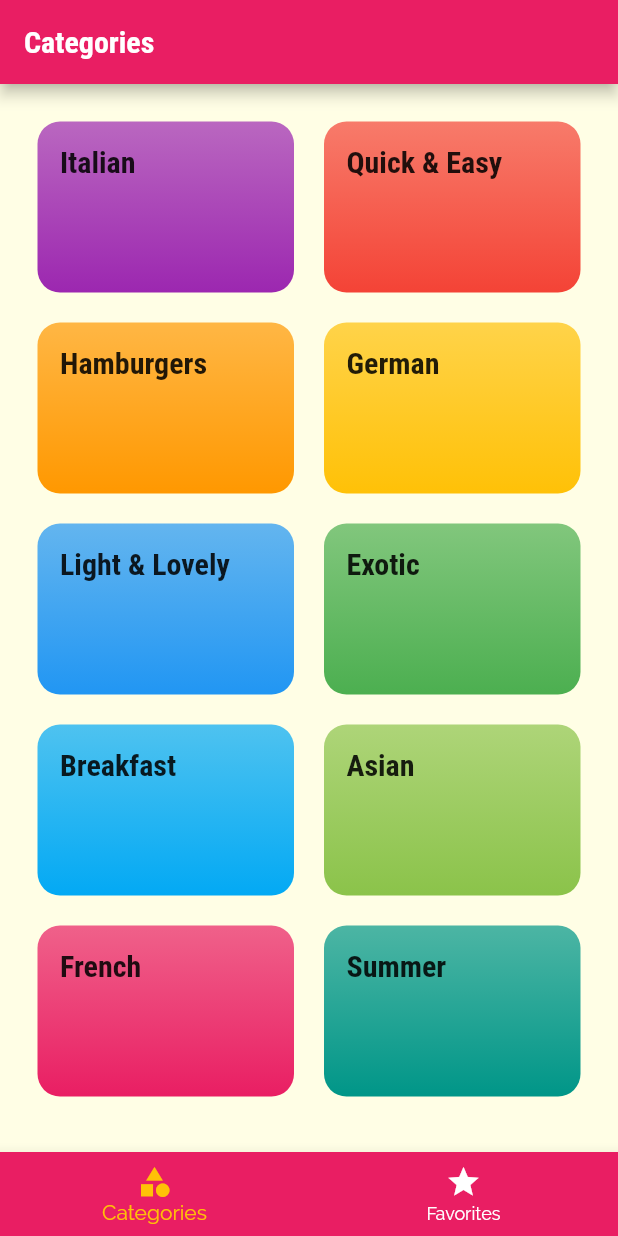
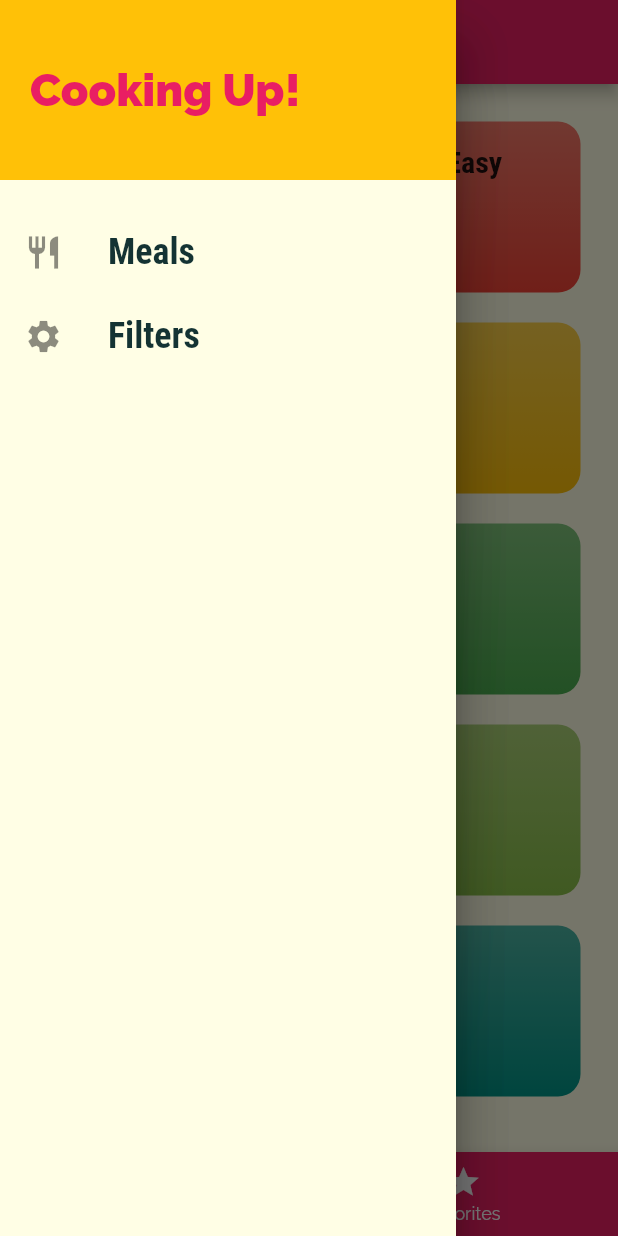
Before and after one commit to Harrytimbog/flutter_meals_app, a Flutter app: the screen it shows after launch, with the side drawer open (before the commit the screen has no drawer), on a phone screen of 412 x 824 dp. Run offline on Flutter 3.47's test engine with Material 2 defaults, Android fonts, the phone set to English and light mode, and no system bars.

Commit message:
Adding a Custom Drawer

```diff
--- a/lib/screens/tabs_screen.dart
+++ b/lib/screens/tabs_screen.dart
@@ -1,4 +1,5 @@
 import 'package:flutter/material.dart';
+import '../widgets/main_drawer.dart';
 import './favorites_screen.dart';
 import './categories_screen.dart';
 
@@ -35,6 +36,9 @@ class _TabsScreenState extends State<TabsScreen> {
       appBar: AppBar(
         title: Text(_pages[_selectedPageIndex]['title']),
       ),
+      drawer: Drawer(
+        child: MainDrawer(),
+      ),
       body: _pages[_selectedPageIndex]['page'],
       bottomNavigationBar: BottomNavigationBar(
         onTap: _selectPage,
--- /dev/null
+++ b/lib/widgets/main_drawer.dart
@@ -0,0 +1,52 @@
+import 'package:flutter/material.dart';
+
+class MainDrawer extends StatelessWidget {
+  const MainDrawer({Key key}) : super(key: key);
+
+  Widget buildListTile(String title, IconData icon) {
+    return ListTile(
+      leading: Icon(
+        icon,
+        size: 26,
+      ),
+      title: Text(
+        title,
+        style: TextStyle(
+            fontFamily: 'RobotoCondensed',
+            fontSize: 24,
+            fontWeight: FontWeight.bold),
+      ),
+      onTap: () {},
+    );
+  }
+
+  @override
+  Widget build(BuildContext context) {
+    return Drawer(
+      child: Column(
+        children: [
+          Container(
+            height: 120,
+            width: double.infinity,
+            padding: EdgeInsets.all(20),
+            alignment: Alignment.centerLeft,
+            // You can set color through box decoration but since you are not setting other properties like border, color property is sufficient like below
+            color: Theme.of(context).colorScheme.secondary,
+            child: Text(
+              'Cooking Up!',
+              style: TextStyle(
+                  fontWeight: FontWeight.w900,
+                  fontSize: 30,
+                  color: Theme.of(context).colorScheme.primary),
+            ),
+          ),
+          SizedBox(
+            height: 20,
+          ),
+          buildListTile('Meals', Icons.restaurant),
+          buildListTile('Filters', Icons.settings)
+        ],
+      ),
+    );
+  }
+}
```
